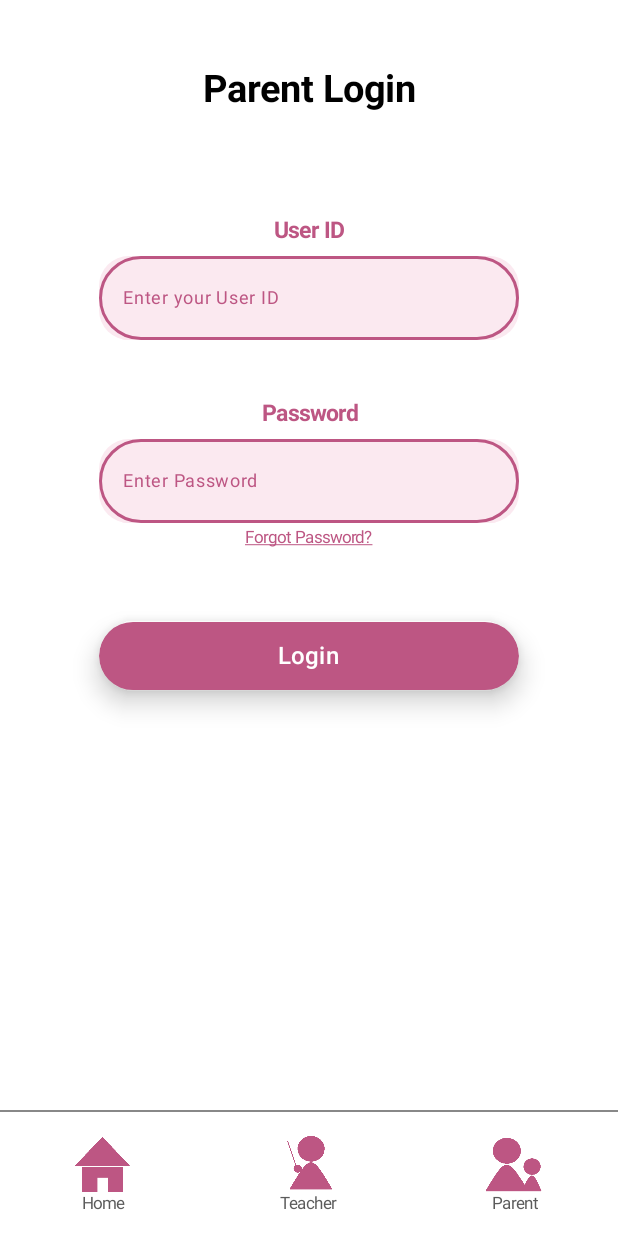
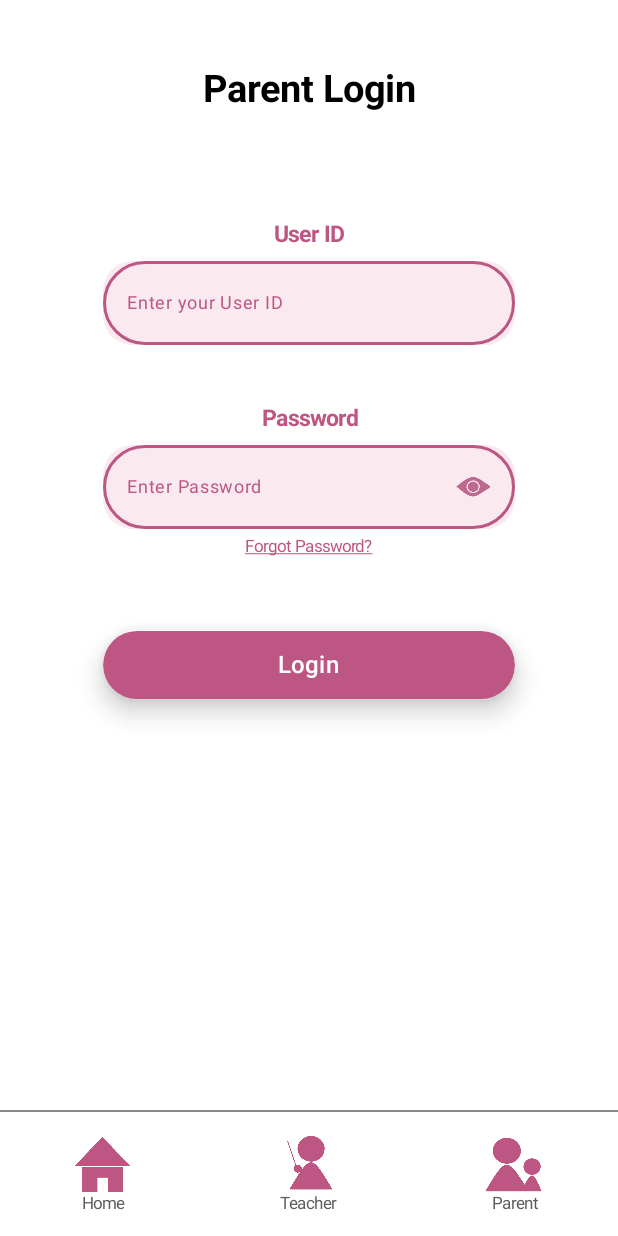
Before and after one commit to ahmoooon/ass, an Android app built with Jetpack Compose: the @Preview function ParentLoginPage, on a phone screen of 412 x 824 dp. Run offline under Robolectric (Android 15) with nearby library versions, the phone set to English and light mode, and no system bars; missing, so only their content is drawn: AssignmentTheme.

Commit message:
ParentLoginPage(except showbutton) and HomePage

```diff
--- a/app/src/main/java/com/example/assignment/MainActivity.kt
+++ b/app/src/main/java/com/example/assignment/MainActivity.kt
@@ -19,18 +19,13 @@ import androidx.compose.foundation.layout.fillMaxWidth
 import androidx.compose.foundation.layout.height
 import androidx.compose.foundation.layout.padding
 import androidx.compose.foundation.layout.size
-import androidx.compose.foundation.layout.width
 import androidx.compose.foundation.shape.CircleShape
 import androidx.compose.foundation.shape.RoundedCornerShape
-import androidx.compose.foundation.text.BasicText
 import androidx.compose.foundation.text.KeyboardOptions
 import androidx.compose.material3.Button
-import androidx.compose.material3.ButtonColors
 import androidx.compose.material3.ButtonDefaults
-import androidx.compose.material3.ButtonElevation
 import androidx.compose.material3.Text
 import androidx.compose.material3.TextField
-import androidx.compose.material3.TextFieldColors
 import androidx.compose.material3.TextFieldDefaults
 import androidx.compose.runtime.Composable
 import androidx.compose.runtime.getValue
@@ -46,7 +41,6 @@ import androidx.compose.ui.res.stringResource
 import androidx.compose.ui.text.SpanStyle
 import androidx.compose.ui.text.TextStyle
 import androidx.compose.ui.text.buildAnnotatedString
-import androidx.compose.ui.text.font.FontStyle
 import androidx.compose.ui.text.font.FontWeight
 import androidx.compose.ui.text.input.ImeAction
 import androidx.compose.ui.text.input.KeyboardType
@@ -234,7 +228,7 @@ fun ParentLoginPage(){
             value = password,
             onValueChanged = { password = it }
         )
-        Spacer(modifier = Modifier.height(3.dp))
+        Spacer(modifier = Modifier.height(5.dp))
 
         Text(
             buildAnnotatedString {
@@ -247,19 +241,22 @@ fun ParentLoginPage(){
             )
         Spacer(modifier = Modifier.height(50.dp))
 
-
-        Button(onClick = { /*TODO*/ }, colors = ButtonDefaults.buttonColors(Color(0xffbd5683)), modifier = Modifier
+        Row() {
+            Spacer(modifier = Modifier.weight(1f))
+            Button(
+                onClick = { /*TODO*/ },
+                colors = ButtonDefaults.buttonColors(Color(0xffbd5683)),
+                modifier = Modifier
                     .height(45.dp)
-            .width(280.dp)
-            .shadow(elevation = 10.dp,shape = CircleShape)) {
+                    .weight(4f)
+                    .shadow(elevation = 10.dp, shape = CircleShape)
+            ) {
                 Text(text = "Login", fontSize = 16.sp)
+            }
+            Spacer(modifier = Modifier.weight(1f))
         }
 
         Spacer(modifier = Modifier.weight(3f))
-
-
-
-        Spacer(modifier = Modifier.height(15.dp))
 
         Box(
             modifier = Modifier
@@ -308,7 +305,14 @@ fun EditTextField(
     @StringRes label: Int,
     keyboardOptions: KeyboardOptions,
     value: String,
-    onValueChanged: (String) -> Unit,
+    onValueChanged: (String) -> Unit) {
+    var image = R.drawable.show
+    var show by remember { mutableStateOf(false) }
+
+    Row (verticalAlignment = Alignment.CenterVertically, horizontalArrangement = Arrangement.Center){
+        Spacer(modifier = Modifier.weight(1f))
+        Box (
+            modifier = Modifier.weight(4f)
         ) {
             TextField(
                 modifier = Modifier.border(2.dp, Color(0xffbd5683), CircleShape),
@@ -317,7 +321,13 @@ fun EditTextField(
                 singleLine = true,
                 onValueChange = onValueChanged,
                 textStyle = TextStyle.Default.copy(fontSize = 16.sp),
-        label = { Text(stringResource(label), fontSize = 12.sp, color = Color(0xffbd5683)) },
+                label = {
+                    Text(
+                        stringResource(label),
+                        fontSize = 12.sp,
+                        color = Color(0xffbd5683)
+                    )
+                },
                 keyboardOptions = keyboardOptions,
                 colors = TextFieldDefaults.colors(
                     cursorColor = Color(0xffbd5683),
@@ -329,4 +339,16 @@ fun EditTextField(
                     unfocusedTextColor = Color(0xff9e446d)
                 )
             )
+            if (label == R.string.password) {
+                Image(painter = painterResource(if(show) R.drawable.hide else R.drawable.show), contentDescription = "show",
+                    modifier = Modifier
+                        .size(40.dp)
+                        .padding(top = 5.dp, bottom = 5.dp, end = 15.dp)
+                        .align(Alignment.CenterEnd)
+                        .clickable { show = !show }
+                )
             }
+        }
+        Spacer(modifier = Modifier.weight(1f))
+    }
+}
```
Also changed, not shown: app/src/main/res/drawable/hide.png (added). Lines whose indentation alone changed are shown as unchanged.
